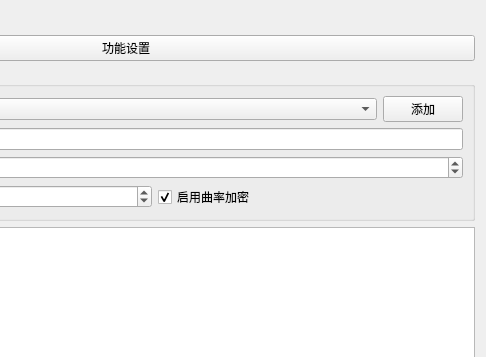
First picture: the form in plugins/Base_Mesh/MeshFaceControlWidget.ui, repository asd977/base_cae, before the edit; both pictures show x 234 to 720 and y 0 to 357 of the 720 by 520 pixel window.
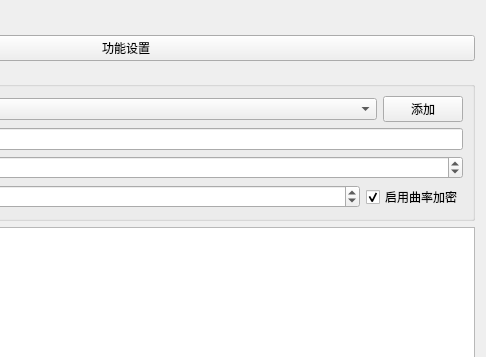
Second picture: the form after the edit. Custom widgets are drawn as their Qt base class.

Commit message: 更新代码

What changed in the file:
```diff
--- a/plugins/Base_Mesh/MeshFaceControlWidget.ui
+++ b/plugins/Base_Mesh/MeshFaceControlWidget.ui
@@ -124,6 +124,12 @@
         </item>
         <item>
          <widget class="QCheckBox" name="checkCurvature">
+          <property name="sizePolicy">
+           <sizepolicy hsizetype="Fixed" vsizetype="Fixed">
+            <horstretch>0</horstretch>
+            <verstretch>0</verstretch>
+           </sizepolicy>
+          </property>
           <property name="text">
            <string>启用曲率加密</string>
           </property>
```
The commit also changes 1 other file.
